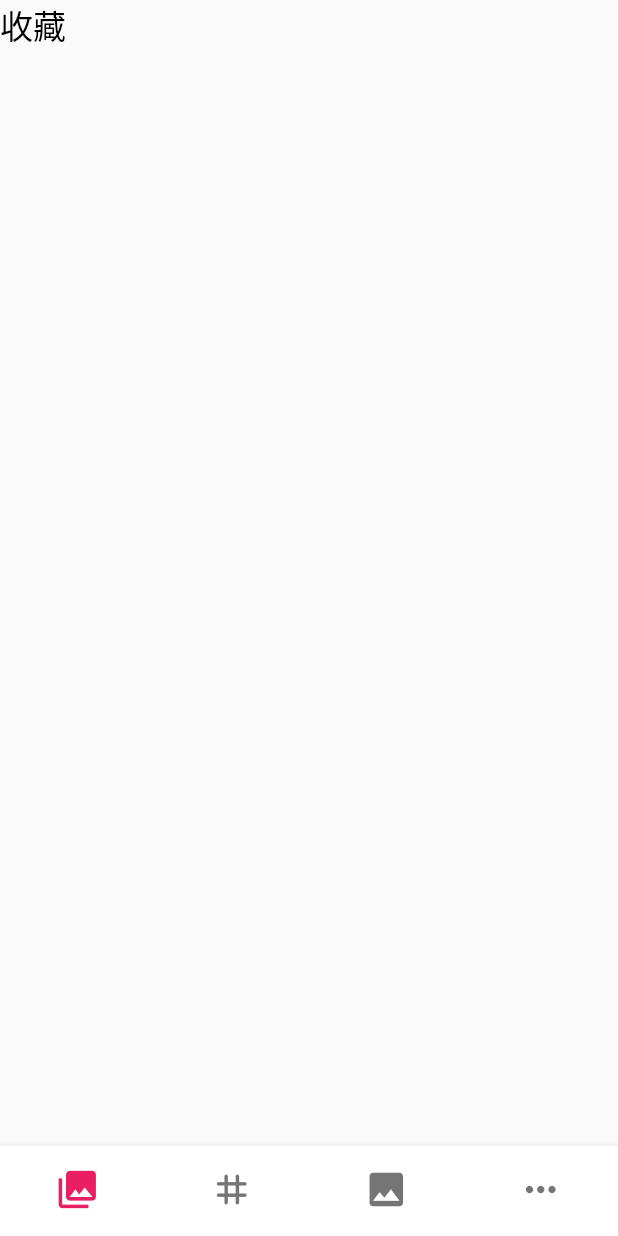
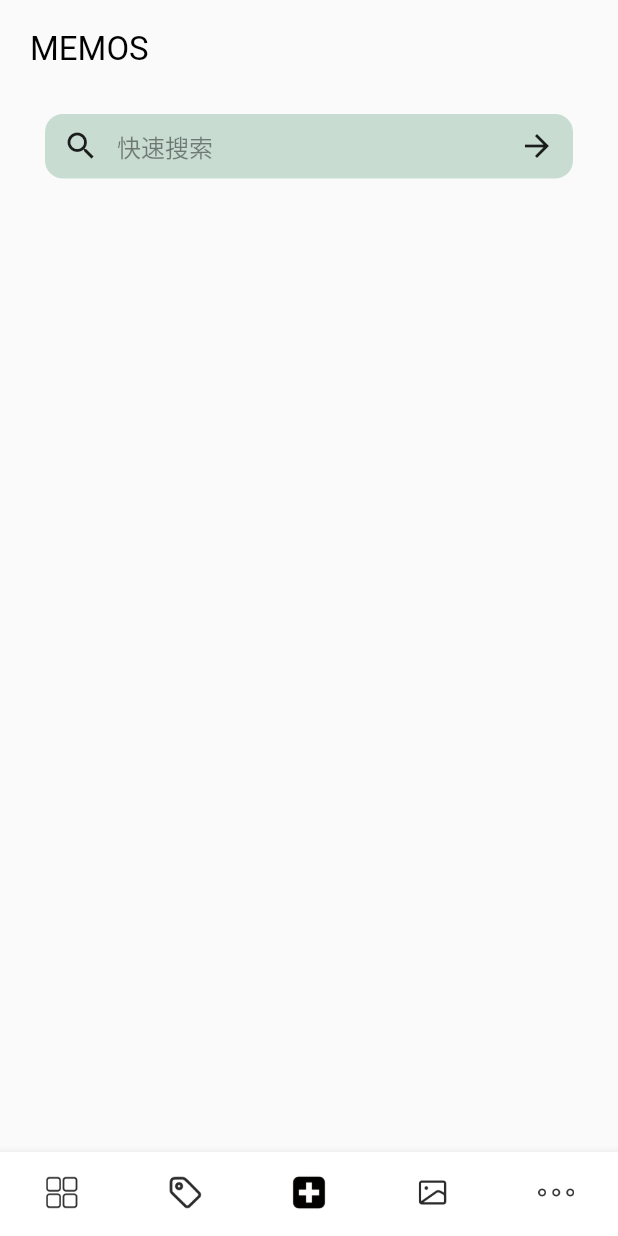
Before and after one commit to EmotionDemo/memos, a Flutter app: the MainPage screen opened directly, on a phone screen of 412 x 824 dp. Run offline on Flutter 3.47's test engine with Material 2 defaults, Android fonts, the light colour scheme and no system bars; missing offline and left inert: dart:ffi.

Commit message:
添加随笔提交页面 添加搜索框

```diff
--- a/lib/auth/main_page.dart
+++ b/lib/auth/main_page.dart
@@ -3,6 +3,8 @@ import 'package:memos/pages/collect_page.dart';
 import 'package:memos/pages/more_page.dart';
 import 'package:memos/pages/resource_page.dart';
 import 'package:memos/pages/tag_page.dart';
+
+import '../pages/add_page.dart';
 
 class MainPage extends StatefulWidget {
   const MainPage({Key? key}) : super(key: key);
@@ -13,27 +15,30 @@ class MainPage extends StatefulWidget {
 
 class _MainPageState extends State<MainPage> {
   int currentIndex = -1;
-  final List<BottomNavigationBarItem> bottomItems = const [
-    BottomNavigationBarItem(
-        icon: Icon(
-          Icons.collections,
-        ),
-        label: ""),
-    BottomNavigationBarItem(
-        icon: Icon(
-          Icons.tag_rounded,
-        ),
-        label: ""),
-    BottomNavigationBarItem(
-        icon: Icon(Icons.photo), label: ""),
-    BottomNavigationBarItem(
-        icon: Icon(Icons.more_horiz),
-        label: ""),
-  ];
 
+  late AssetImage collectImg;
+  late AssetImage collectSelectedImg;
+  late AssetImage labelImg;
+  late AssetImage labelSelectedImg;
+  late AssetImage srcImg;
+  late AssetImage srcSelectedImg;
+  late AssetImage moreImg;
+  late AssetImage moreSelectedImg;
+  late AssetImage addImg;
+  late AssetImage addSelectedImg;
+
+  @override
+  void dispose() {
+    // TODO: implement dispose
+    super.dispose();
+    imageCache.clear();
+  }
+
+  List<BottomNavigationBarItem> bottomItems = [];
   final pages = const [
     CollectPage(),
     TagPage(),
+    AddPage(),
     ResourcePage(),
     MorePage(),
   ];
@@ -41,17 +46,101 @@ class _MainPageState extends State<MainPage> {
   @override
   void initState() {
     super.initState();
-    currentIndex = 0;
+    //默认初始化显示的页数
+    currentIndex = 2;
+    collectImg = const AssetImage('images/ic_collect.png');
+    collectSelectedImg = const AssetImage('images/ic_collect_selected.png');
+    labelImg = const AssetImage('images/ic_label.png');
+    labelSelectedImg = const AssetImage('images/ic_label_selected.png');
+    srcImg = const AssetImage('images/ic_src.png');
+    srcSelectedImg = const AssetImage('images/ic_src_selected.png');
+    moreImg = const AssetImage('images/ic_more.png');
+    moreSelectedImg = const AssetImage('images/ic_more_selected.png');
+    addImg = const AssetImage('images/ic_add.png');
+    addSelectedImg = const AssetImage('images/ic_add_selected.png');
+    bottomItems = [
+      BottomNavigationBarItem(
+          icon: Image(
+            width: 24,
+            height: 24,
+            image: collectImg,
+          ),
+          activeIcon: Image(
+            width: 24,
+            height: 24,
+            image: collectSelectedImg,
+          ),
+          label: ""),
+      BottomNavigationBarItem(
+          icon: Image(
+            width: 24,
+            height: 24,
+            image: labelImg,
+          ),
+          activeIcon: Image(
+            width: 24,
+            height: 24,
+            image: labelSelectedImg,
+          ),
+          label: ""),
+      BottomNavigationBarItem(
+          icon: Image(
+            width: 24,
+            height: 24,
+            image: addImg,
+          ),
+          activeIcon: Image(
+            width: 24,
+            height: 24,
+            image: addSelectedImg,
+          ),
+          label: ""),
+      BottomNavigationBarItem(
+          icon: Image(
+            width: 24,
+            height: 24,
+            image: srcImg,
+          ),
+          activeIcon: Image(
+            width: 24,
+            height: 24,
+            image: srcSelectedImg,
+          ),
+          label: ""),
+      BottomNavigationBarItem(
+          icon: Image(
+            width: 24,
+            height: 24,
+            image: moreImg,
+          ),
+          activeIcon: Image(
+            width: 24,
+            height: 24,
+            image: moreSelectedImg,
+          ),
+          label: ""),
+    ];
   }
 
   @override
   Widget build(BuildContext context) {
+    precacheImage(collectImg, context);
+    precacheImage(collectSelectedImg, context);
+    precacheImage(labelImg, context);
+    precacheImage(labelSelectedImg, context);
+    precacheImage(srcImg, context);
+    precacheImage(srcSelectedImg, context);
+    precacheImage(moreImg, context);
+    precacheImage(moreSelectedImg, context);
+    precacheImage(addImg, context);
+    precacheImage(addSelectedImg, context);
+
     return Scaffold(
       bottomNavigationBar: BottomNavigationBar(
         items: bottomItems,
         backgroundColor: Colors.white,
         elevation: 5.0,
-        iconSize: 30,
+        // iconSize: 30,
         currentIndex: currentIndex,
         fixedColor: Colors.pink,
         showSelectedLabels: false,
--- a/lib/main.dart
+++ b/lib/main.dart
@@ -1,5 +1,6 @@
 import 'package:flutter/material.dart';
 import 'package:memos/auth/login_page.dart';
+import 'package:memos/auth/main_page.dart';
 import 'package:memos/auth/start_page.dart';
 import 'package:memos/constants/constant.dart';
 import 'package:memos/router/routers.dart';
@@ -39,7 +40,7 @@ class MyApp extends StatelessWidget {
           highlightColor: Colors.transparent,
           splashColor: Colors.transparent,
           splashFactory: NoSplashFactory()),
-      home: const LeadPage(),
+      home: const MainPage(),
       initialRoute: "/",
       onGenerateRoute: onGenerateRoute,
     );
--- /dev/null
+++ b/lib/pages/add_page.dart
@@ -0,0 +1,40 @@
+import 'package:flutter/material.dart';
+import 'package:memos/view/search_view.dart';
+
+class AddPage extends StatefulWidget {
+  const AddPage({Key? key}) : super(key: key);
+
+  @override
+  State<AddPage> createState() => _AddPageState();
+}
+
+class _AddPageState extends State<AddPage> {
+  final TextEditingController controller = TextEditingController();
+
+  @override
+  Widget build(BuildContext context) {
+    return Column(
+      mainAxisAlignment: MainAxisAlignment.center,
+      crossAxisAlignment: CrossAxisAlignment.center,
+      children: [
+        Container(
+          alignment: Alignment.centerLeft,
+          margin: const EdgeInsets.only(left: 20,top: 20),
+          child: const Text(
+            'MEMOS',
+            style: TextStyle(color: Colors.black,fontSize: 22),
+          ),
+        ),
+        Container(
+          height: 43,
+          margin: const EdgeInsets.only(left: 30, right: 30, top: 30),
+          child: SearchView(
+            onSearchInputComplete: () {},
+            controller: controller,
+            hintText: "快速搜索",
+          ),
+        ),
+      ],
+    );
+  }
+}
--- /dev/null
+++ b/lib/view/search_view.dart
@@ -0,0 +1,47 @@
+import 'package:flutter/material.dart';
+
+class SearchView extends StatelessWidget {
+  const SearchView(
+      {Key? key,
+      required this.onSearchInputComplete,
+      required this.controller,
+      this.hintText})
+      : super(key: key);
+  final VoidCallback? onSearchInputComplete;
+  final TextEditingController? controller;
+  final String? hintText;
+
+  @override
+  Widget build(BuildContext context) {
+    var customBorder = OutlineInputBorder(
+        borderRadius: BorderRadius.circular(12),
+        borderSide: const BorderSide(style: BorderStyle.none));
+
+    return TextField(
+      controller: controller,
+      textInputAction: TextInputAction.search,
+      textAlign: TextAlign.left,
+      onEditingComplete: onSearchInputComplete,
+      decoration: InputDecoration(
+        fillColor: const Color.fromRGBO(200, 220, 210, 1.0),
+        filled: true,
+        contentPadding:
+            const EdgeInsets.only(left: 10, right: 0, top: 0, bottom: 0),
+        hintText: hintText,
+        hintStyle: const TextStyle(color: Colors.black45),
+        prefixIcon: const Icon(
+          Icons.search,
+          color: Colors.black87,
+        ),
+        suffixIcon: IconButton(
+            icon: const Icon(Icons.arrow_forward_sharp, color: Colors.black87),
+            onPressed: () {}),
+        border: customBorder,
+        enabledBorder: customBorder,
+        focusedBorder: customBorder,
+        focusedErrorBorder: customBorder,
+        errorBorder: customBorder,
+      ),
+    );
+  }
+}
```
Also changed, not shown: pubspec.yaml (+10 -0 lines), images/ic_add.png (added), images/ic_add_selected.png (added), images/ic_collect.png (added), images/ic_collect_selected.png (added), images/ic_label.png (added), images/ic_label_selected.png (added), images/ic_more.png (added), images/ic_more_selected.png (added), images/ic_src.png (added), images/ic_src_selected.png (added).
